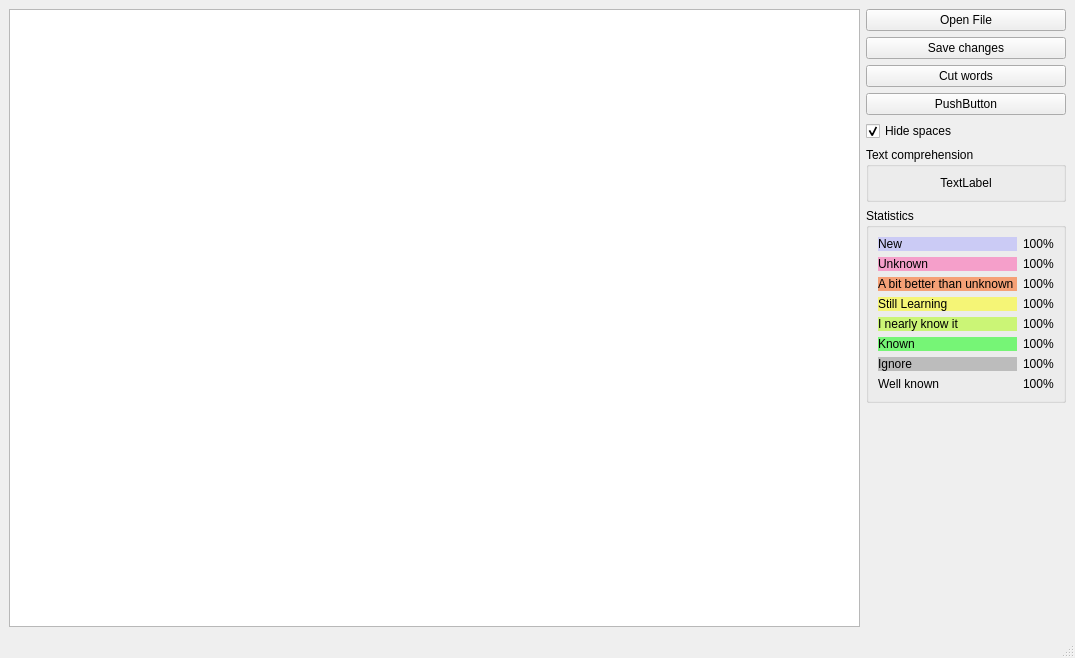
First picture: the form in mainwindow.ui, repository 555oya/chinese-reader, before the edit.
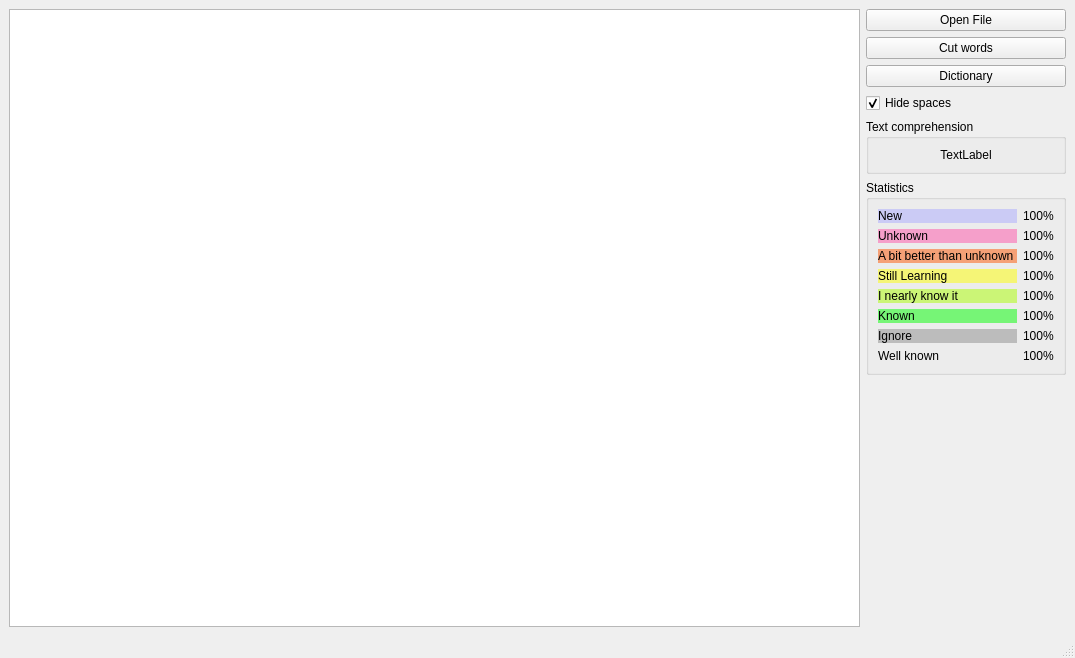
Second picture: the form after the edit.

Commit message: save button removed

Patch:
```diff
--- a/mainwindow.ui
+++ b/mainwindow.ui
@@ -27,20 +27,33 @@
     </sizepolicy>
    </property>
    <layout class="QGridLayout" name="gridLayout">
-    <item row="7" column="1">
-     <spacer name="verticalSpacer">
-      <property name="orientation">
-       <enum>Qt::Orientation::Vertical</enum>
+    <item row="0" column="1">
+     <widget class="QPushButton" name="pushButton">
+      <property name="text">
+       <string>Open File</string>
       </property>
-      <property name="sizeHint" stdset="0">
-       <size>
-        <width>20</width>
-        <height>512</height>
-       </size>
+     </widget>
+    </item>
+    <item row="4" column="1">
+     <widget class="QGroupBox" name="groupBox_2">
+      <property name="title">
+       <string>Text comprehension</string>
       </property>
-     </spacer>
+      <layout class="QVBoxLayout" name="verticalLayout">
+       <item>
+        <widget class="QLabel" name="textReadability">
+         <property name="text">
+          <string>TextLabel</string>
+         </property>
+         <property name="alignment">
+          <set>Qt::AlignmentFlag::AlignCenter</set>
+         </property>
+        </widget>
+       </item>
+      </layout>
+     </widget>
     </item>
-    <item row="6" column="1">
+    <item row="5" column="1">
      <widget class="QGroupBox" name="groupBox">
       <property name="sizePolicy">
        <sizepolicy hsizetype="Fixed" vsizetype="Preferred">
@@ -293,57 +306,37 @@
       </layout>
      </widget>
     </item>
-    <item row="0" column="1">
-     <widget class="QPushButton" name="pushButton">
-      <property name="text">
-       <string>Open File</string>
-      </property>
-     </widget>
-    </item>
-    <item row="5" column="1">
-     <widget class="QGroupBox" name="groupBox_2">
-      <property name="title">
-       <string>Text comprehension</string>
-      </property>
-      <layout class="QVBoxLayout" name="verticalLayout">
-       <item>
-        <widget class="QLabel" name="textReadability">
-         <property name="text">
-          <string>TextLabel</string>
-         </property>
-         <property name="alignment">
-          <set>Qt::AlignmentFlag::AlignCenter</set>
-         </property>
-        </widget>
-       </item>
-      </layout>
-     </widget>
-    </item>
-    <item row="2" column="1">
-     <widget class="QPushButton" name="pushButton_2">
-      <property name="text">
-       <string>Cut words</string>
-      </property>
-     </widget>
-    </item>
-    <item row="0" column="0" rowspan="8">
+    <item row="0" column="0" rowspan="7">
      <widget class="QPlainTextEdit" name="textEdit"/>
     </item>
     <item row="1" column="1">
-     <widget class="QPushButton" name="saveButton">
+     <widget class="QPushButton" name="pushButton_2">
       <property name="text">
-       <string>Save changes</string>
+       <string>Cut words</string>
       </property>
      </widget>
     </item>
-    <item row="3" column="1">
+    <item row="6" column="1">
+     <spacer name="verticalSpacer">
+      <property name="orientation">
+       <enum>Qt::Orientation::Vertical</enum>
+      </property>
+      <property name="sizeHint" stdset="0">
+       <size>
+        <width>20</width>
+        <height>512</height>
+       </size>
+      </property>
+     </spacer>
+    </item>
+    <item row="2" column="1">
      <widget class="QPushButton" name="dictionaryButton">
       <property name="text">
-       <string>PushButton</string>
+       <string>Dictionary</string>
       </property>
      </widget>
     </item>
-    <item row="4" column="1">
+    <item row="3" column="1">
      <widget class="QCheckBox" name="checkBoxHideSpaces">
       <property name="text">
        <string>Hide spaces</string>
```
The commit also changes 2 other files.
